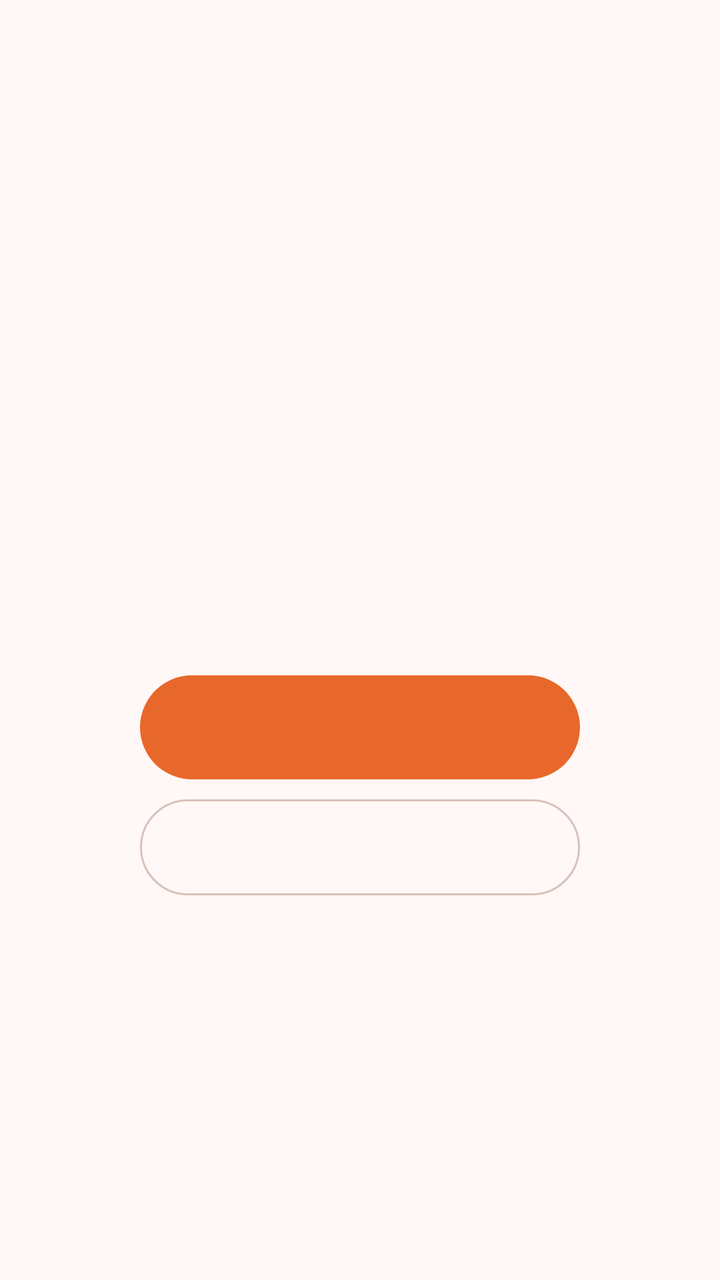
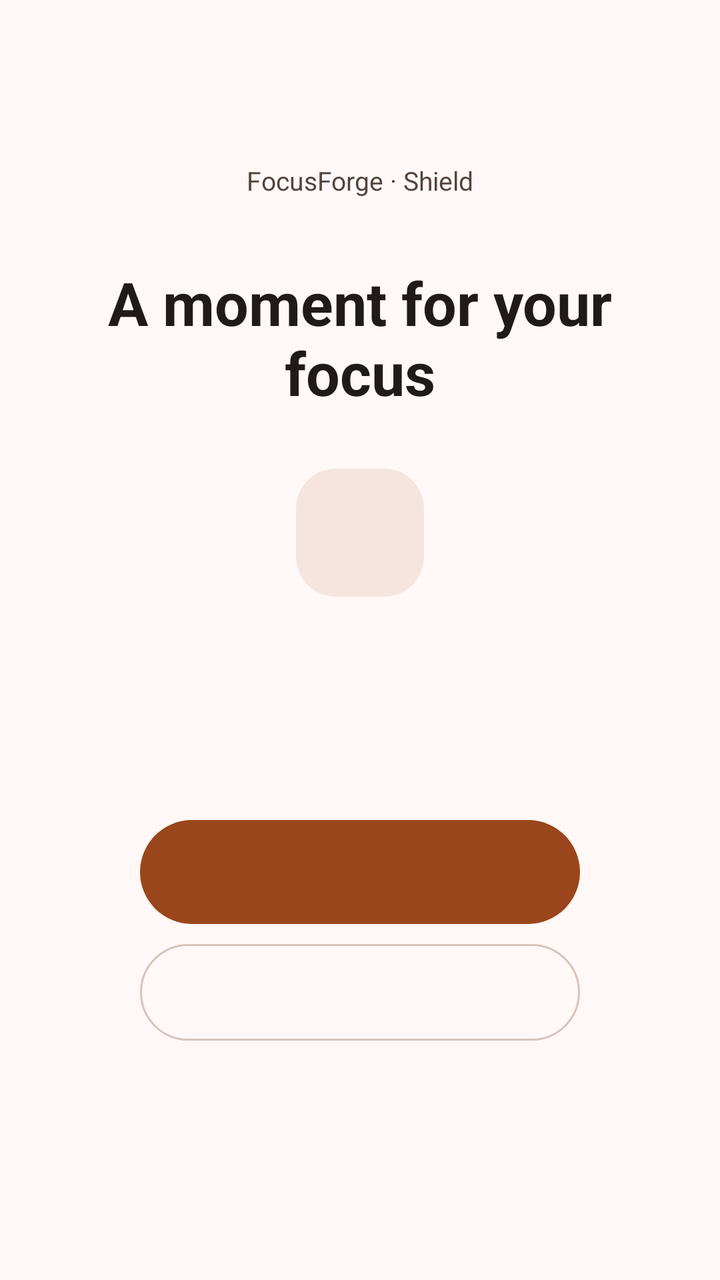

Two renders of the same Android screen: before a commit and after it. Below are the layout's source before the change and the commit's diff.
<!-- AndroidManifest.xml: fallback theme Theme.MaterialComponents.DayNight.NoActionBar -->
<!-- res/layout/ff_block_overlay.xml -->
<?xml version="1.0" encoding="utf-8"?>
<FrameLayout xmlns:android="http://schemas.android.com/apk/res/android"
    android:id="@+id/ff_block_root"
    android:layout_width="match_parent"
    android:layout_height="match_parent"
    android:background="@color/ff_block_surface"
    android:fitsSystemWindows="true">

    <ScrollView
        android:layout_width="match_parent"
        android:layout_height="match_parent"
        android:fillViewport="true"
        android:scrollbars="none">

        <LinearLayout
            android:layout_width="match_parent"
            android:layout_height="wrap_content"
            android:gravity="center"
            android:orientation="vertical"
            android:paddingHorizontal="32dp"
            android:paddingVertical="40dp">

            <ImageView
                android:id="@+id/ff_block_icon"
                android:layout_width="72dp"
                android:layout_height="72dp"
                android:contentDescription="@null" />

            <TextView
                android:id="@+id/ff_block_app"
                android:layout_width="wrap_content"
                android:layout_height="wrap_content"
                android:layout_marginTop="20dp"
                android:maxWidth="320dp"
                android:gravity="center"
                android:textColor="@color/ff_block_on_surface"
                android:textSize="22sp"
                android:textStyle="bold" />

            <TextView
                android:id="@+id/ff_block_reason"
                android:layout_width="wrap_content"
                android:layout_height="wrap_content"
                android:layout_marginTop="10dp"
                android:maxWidth="320dp"
                android:gravity="center"
                android:lineSpacingExtra="3dp"
                android:textColor="@color/ff_block_muted"
                android:textSize="15sp" />

            <Button
                android:id="@+id/ff_block_back"
                android:layout_width="wrap_content"
                android:layout_height="52dp"
                android:layout_marginTop="32dp"
                android:minWidth="220dp"
                android:paddingHorizontal="28dp"
                android:background="@drawable/ff_block_button_primary"
                android:stateListAnimator="@null"
                android:textColor="@color/ff_block_on_accent"
                android:textSize="15sp"
                android:textStyle="bold" />

            <Button
                android:id="@+id/ff_block_anyway"
                android:layout_width="wrap_content"
                android:layout_height="48dp"
                android:layout_marginTop="10dp"
                android:minWidth="220dp"
                android:paddingHorizontal="28dp"
                android:background="@drawable/ff_block_button_ghost"
                android:stateListAnimator="@null"
                android:textColor="@color/ff_block_muted"
                android:textSize="15sp" />

            <TextView
                android:id="@+id/ff_block_note"
                android:layout_width="wrap_content"
                android:layout_height="wrap_content"
                android:layout_marginTop="22dp"
                android:maxWidth="300dp"
                android:gravity="center"
                android:textColor="@color/ff_block_muted"
                android:textSize="12sp" />

        </LinearLayout>
    </ScrollView>
</FrameLayout>
<!-- resources referenced by this layout -->
<resources>
  <color name="ff_block_muted">#54433C</color>
  <color name="ff_block_on_accent">#FFFFFF</color>
  <color name="ff_block_on_surface">#201A18</color>
  <color name="ff_block_surface">#FFF8F6</color>
  <!-- drawable ff_block_button_ghost (drawable) -->
  <?xml version="1.0" encoding="utf-8"?>
  <ripple xmlns:android="http://schemas.android.com/apk/res/android"
      android:color="#22E8672A">
      <item>
          <shape android:shape="rectangle">
              <solid android:color="@android:color/transparent" />
              <stroke
                  android:width="1dp"
                  android:color="@color/ff_block_outline" />
              <corners android:radius="26dp" />
          </shape>
      </item>
  </ripple>
  <!-- drawable ff_block_button_primary (drawable) -->
  <?xml version="1.0" encoding="utf-8"?>
  <ripple xmlns:android="http://schemas.android.com/apk/res/android"
      android:color="#33FFFFFF">
      <item>
          <shape android:shape="rectangle">
              <solid android:color="@color/ff_block_accent" />
              <corners android:radius="26dp" />
          </shape>
      </item>
  </ripple>
  <color name="ff_block_outline">#D8C2BA</color>
  <color name="ff_block_accent">#E8672A</color>
</resources>

<!-- the commit's change to res/layout/ff_block_overlay.xml (unified diff, before → after) -->
@@ -13,17 +13,39 @@
         android:scrollbars="none">
 
         <LinearLayout
+            android:id="@+id/ff_block_content"
             android:layout_width="match_parent"
             android:layout_height="wrap_content"
             android:gravity="center"
             android:orientation="vertical"
-            android:paddingHorizontal="32dp"
+            android:paddingHorizontal="28dp"
             android:paddingVertical="40dp">
+
+            <TextView
+                android:layout_width="wrap_content"
+                android:layout_height="wrap_content"
+                android:layout_marginBottom="32dp"
+                android:text="FocusForge · Shield"
+                android:textColor="@color/ff_block_muted"
+                android:textSize="13sp" />
+
+            <TextView
+                android:layout_width="wrap_content"
+                android:layout_height="wrap_content"
+                android:maxWidth="320dp"
+                android:gravity="center"
+                android:text="A moment for your focus"
+                android:textColor="@color/ff_block_on_surface"
+                android:textSize="30sp"
+                android:textStyle="bold" />
 
             <ImageView
                 android:id="@+id/ff_block_icon"
-                android:layout_width="72dp"
-                android:layout_height="72dp"
+                android:layout_width="64dp"
+                android:layout_height="64dp"
+                android:layout_marginTop="28dp"
+                android:padding="10dp"
+                android:background="@drawable/ff_block_icon_surface"
                 android:contentDescription="@null" />
 
             <TextView
@@ -51,10 +73,13 @@
             <Button
                 android:id="@+id/ff_block_back"
                 android:layout_width="wrap_content"
-                android:layout_height="52dp"
+                android:layout_height="wrap_content"
+                android:minHeight="52dp"
                 android:layout_marginTop="32dp"
                 android:minWidth="220dp"
-                android:paddingHorizontal="28dp"
+                android:paddingHorizontal="24dp"
+                android:paddingVertical="14dp"
+                android:textAllCaps="false"
                 android:background="@drawable/ff_block_button_primary"
                 android:stateListAnimator="@null"
                 android:textColor="@color/ff_block_on_accent"
@@ -64,10 +89,13 @@
             <Button
                 android:id="@+id/ff_block_anyway"
                 android:layout_width="wrap_content"
-                android:layout_height="48dp"
+                android:layout_height="wrap_content"
+                android:minHeight="48dp"
                 android:layout_marginTop="10dp"
                 android:minWidth="220dp"
-                android:paddingHorizontal="28dp"
+                android:paddingHorizontal="24dp"
+                android:paddingVertical="14dp"
+                android:textAllCaps="false"
                 android:background="@drawable/ff_block_button_ghost"
                 android:stateListAnimator="@null"
                 android:textColor="@color/ff_block_muted"
<!-- resource entries referenced after the edit -->
@@ -29,7 +29,14 @@
           </shape>
       </item>
   </ripple>
+  <!-- drawable ff_block_icon_surface (drawable) -->
+  <?xml version="1.0" encoding="utf-8"?>
+  <shape xmlns:android="http://schemas.android.com/apk/res/android" android:shape="rectangle">
+      <solid android:color="@color/ff_block_container" />
+      <corners android:radius="20dp" />
+  </shape>
   <color name="ff_block_outline">#D8C2BA</color>
-  <color name="ff_block_accent">#E8672A</color>
+  <color name="ff_block_accent">#9A461C</color>
+  <color name="ff_block_container">#F5E5DE</color>
 </resources>
 
